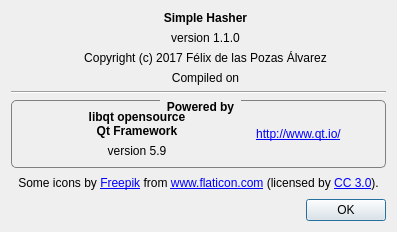
First picture: the form in AboutDialog.ui, repository FelixdelasPozas/SimpleHasher, before the edit.
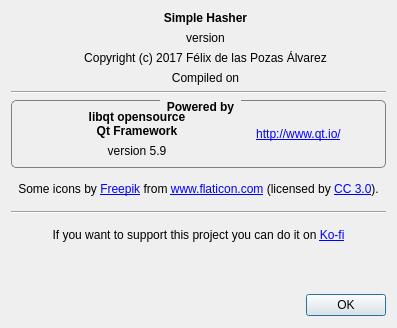
Second picture: the form after the edit. Icons and pictures are not drawn. Custom widgets are drawn as their Qt base class.

Commit message: Added Ko-fi link. Bump to version 1.2.0.

```diff
--- a/AboutDialog.ui
+++ b/AboutDialog.ui
@@ -7,19 +7,19 @@
     <x>0</x>
     <y>0</y>
     <width>397</width>
-    <height>232</height>
+    <height>328</height>
    </rect>
   </property>
   <property name="minimumSize">
    <size>
     <width>397</width>
-    <height>232</height>
+    <height>328</height>
    </size>
   </property>
   <property name="maximumSize">
    <size>
     <width>397</width>
-    <height>232</height>
+    <height>328</height>
    </size>
   </property>
   <property name="windowTitle">
@@ -90,7 +90,7 @@
          <item>
           <widget class="QLabel" name="m_version">
            <property name="text">
-            <string>version 1.1.0</string>
+            <string>version</string>
            </property>
            <property name="alignment">
             <set>Qt::AlignCenter</set>
@@ -98,7 +98,7 @@
           </widget>
          </item>
          <item>
-          <widget class="QLabel" name="label_4">
+          <widget class="QLabel" name="m_copy">
            <property name="text">
             <string>Copyright (c) 2017 Félix de las Pozas Álvarez</string>
            </property>
@@ -257,6 +257,72 @@
      </property>
     </widget>
    </item>
+   <item>
+    <widget class="Line" name="line_2">
+     <property name="orientation">
+      <enum>Qt::Horizontal</enum>
+     </property>
+    </widget>
+   </item>
+   <item>
+    <widget class="QLabel" name="label_4">
+     <property name="toolTip">
+      <string>Thank you for your support!</string>
+     </property>
+     <property name="text">
+      <string>If you want to support this project you can do it on &lt;a href=&quot;https://ko-fi.com/felixdelaspozas&quot;&gt;Ko-fi&lt;/a&gt;</string>
+     </property>
+     <property name="alignment">
+      <set>Qt::AlignCenter</set>
+     </property>
+     <property name="openExternalLinks">
+      <bool>true</bool>
+     </property>
+    </widget>
+   </item>
+   <item>
+    <layout class="QHBoxLayout" name="horizontalLayout_2">
+     <item>
+      <spacer name="horizontalSpacer_4">
+       <property name="orientation">
+        <enum>Qt::Horizontal</enum>
+       </property>
+       <property name="sizeHint" stdset="0">
+        <size>
+         <width>40</width>
+         <height>20</height>
+        </size>
+       </property>
+      </spacer>
+     </item>
+     <item>
+      <widget class="Utils::ClickableHoverLabel" name="m_kofiLabel">
+       <property name="toolTip">
+        <string>Thank you for your support!</string>
+       </property>
+       <property name="text">
+        <string/>
+       </property>
+       <property name="pixmap">
+        <pixmap resource="rsc/resources.qrc">:/SimpleHasher/kofi_logo.png</pixmap>
+       </property>
+      </widget>
+     </item>
+     <item>
+      <spacer name="horizontalSpacer_3">
+       <property name="orientation">
+        <enum>Qt::Horizontal</enum>
+       </property>
+       <property name="sizeHint" stdset="0">
+        <size>
+         <width>40</width>
+         <height>20</height>
+        </size>
+       </property>
+      </spacer>
+     </item>
+    </layout>
+   </item>
    <item>
     <widget class="QDialogButtonBox" name="buttonBox">
      <property name="maximumSize">
@@ -275,6 +341,13 @@
    </item>
   </layout>
  </widget>
+ <customwidgets>
+  <customwidget>
+   <class>Utils::ClickableHoverLabel</class>
+   <extends>QLabel</extends>
+   <header>Utils.h</header>
+  </customwidget>
+ </customwidgets>
  <resources>
   <include location="rsc/resources.qrc"/>
  </resources>
```
The commit also changes 8 other files.
